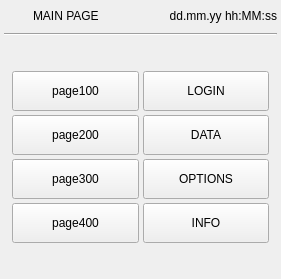
Above: qt_library/ATCMsystem/menu.ui from MECTsrl/mect_plugins before the change. Below: the same form after it.
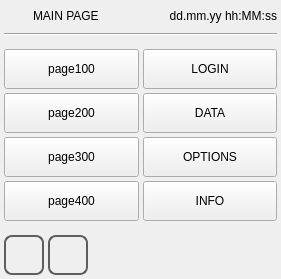
That is the form after the change. Icons and pictures are not drawn.

Commit message: - add systemicons.qrc into the library - put the navigation button in the same way everywhere - put status message into store and trend windows - fix net_conf page

Patch:
```diff
--- a/qt_library/ATCMsystem/menu.ui
+++ b/qt_library/ATCMsystem/menu.ui
@@ -138,10 +138,13 @@
    <item>
     <layout class="QGridLayout" name="gridLayout">
      <property name="leftMargin">
-      <number>8</number>
+      <number>0</number>
      </property>
      <property name="rightMargin">
-      <number>8</number>
+      <number>0</number>
+     </property>
+     <property name="spacing">
+      <number>4</number>
      </property>
      <item row="2" column="0">
       <widget class="QPushButton" name="pushButtonPages3">
@@ -343,6 +346,125 @@
      </property>
     </spacer>
    </item>
+   <item>
+    <layout class="QHBoxLayout" name="horizontalLayout_3">
+     <property name="spacing">
+      <number>4</number>
+     </property>
+     <item>
+      <widget class="QPushButton" name="pushButtonHome">
+       <property name="sizePolicy">
+        <sizepolicy hsizetype="Minimum" vsizetype="Fixed">
+         <horstretch>60</horstretch>
+         <verstretch>60</verstretch>
+        </sizepolicy>
+       </property>
+       <property name="minimumSize">
+        <size>
+         <width>40</width>
+         <height>40</height>
+        </size>
+       </property>
+       <property name="maximumSize">
+        <size>
+         <width>40</width>
+         <height>40</height>
+        </size>
+       </property>
+       <property name="focusPolicy">
+        <enum>Qt::NoFocus</enum>
+       </property>
+       <property name="styleSheet">
+        <string notr="true">QPushButton
+{
+border: 2px solid  rgb(94, 94, 94);
+border-radius: 8px;
+qproperty-icon: url(:/systemicons/img/Home.png);
+qproperty-iconSize: 24px 24px;
+qproperty-focusPolicy: NoFocus;
+}
+QPushButton:pressed
+{
+border: 2px solid  rgb(194, 194, 194);
+background-color:  rgb(255, 255, 127);
+}
+QPushButton:disabled
+{
+border: 2px solid  rgb(194, 194, 194);
+}
+</string>
+       </property>
+       <property name="text">
+        <string/>
+       </property>
+      </widget>
+     </item>
+     <item>
+      <widget class="QPushButton" name="pushButtonBack">
+       <property name="sizePolicy">
+        <sizepolicy hsizetype="Minimum" vsizetype="Fixed">
+         <horstretch>60</horstretch>
+         <verstretch>60</verstretch>
+        </sizepolicy>
+       </property>
+       <property name="minimumSize">
+        <size>
+         <width>40</width>
+         <height>40</height>
+        </size>
+       </property>
+       <property name="maximumSize">
+        <size>
+         <width>40</width>
+         <height>40</height>
+        </size>
+       </property>
+       <property name="focusPolicy">
+        <enum>Qt::NoFocus</enum>
+       </property>
+       <property name="styleSheet">
+        <string notr="true">QPushButton
+{
+border: 2px solid  rgb(94, 94, 94);
+border-radius: 8px;
+qproperty-icon: url(:/systemicons/img/Go_back.png);
+qproperty-iconSize: 24px 24px;
+qproperty-focusPolicy: NoFocus;
+}
+QPushButton:pressed
+{
+border: 2px solid  rgb(194, 194, 194);
+background-color:  rgb(255, 255, 127);
+}
+QPushButton:disabled
+{
+border: 2px solid  rgb(194, 194, 194);
+}
+</string>
+       </property>
+       <property name="text">
+        <string/>
+       </property>
+      </widget>
+     </item>
+     <item>
+      <spacer name="horizontalSpacer_2">
+       <property name="focusPolicy">
+        <enum>Qt::NoFocus</enum>
+       </property>
+       <property name="orientation">
+        <enum>Qt::Horizontal</enum>
+       </property>
+       <property name="sizeHint" stdset="0">
+        <size>
+         <width>40</width>
+         <height>20</height>
+        </size>
+       </property>
+      </spacer>
+     </item>
+    </layout>
+   </item>
   </layout>
  </widget>
  <resources/>
```
Left out of the diff: 4 changed lines with no effect on the pictures. The commit also changes 279 other files.
